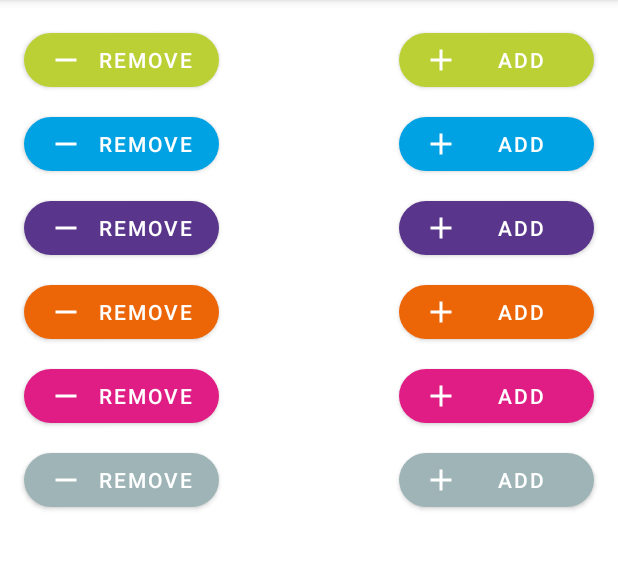
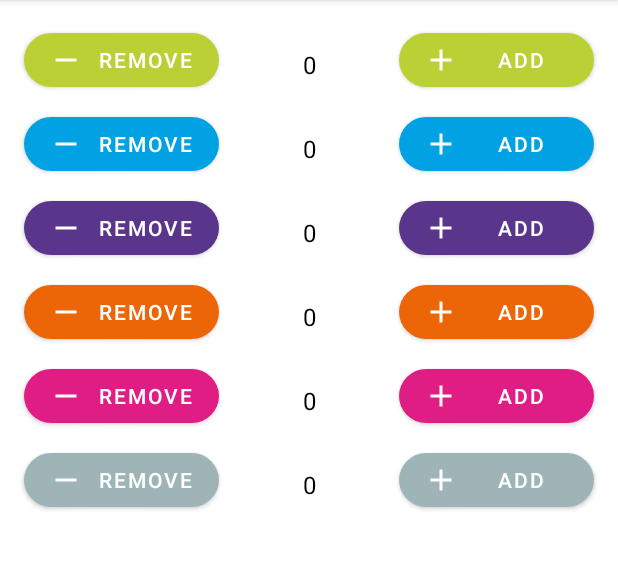
Before and after one commit to wrussell1999/yo-sushi-price-calculator, an Android app: the screen it shows after launch (MainActivity), on a phone screen of 412 x 824 dp, the part 84-654 px from its top. Run offline under Robolectric (Android 15) with nearby library versions, the phone set to English and light mode, and no system bars.

Commit message:
Total views per color

```diff
--- a/app/src/main/res/layout/activity_main.xml
+++ b/app/src/main/res/layout/activity_main.xml
@@ -19,6 +19,7 @@
             android:paddingTop="16dp">
 
             <com.google.android.material.button.MaterialButton
+                android:id="@+id/green_left_button"
                 android:layout_width="130dp"
                 android:layout_height="wrap_content"
                 android:layout_marginStart="16dp"
@@ -28,7 +29,19 @@
                 app:backgroundTint="@color/green"
                 android:text="Remove"/>
 
+            <TextView
+                android:layout_width="wrap_content"
+                android:layout_height="wrap_content"
+                android:layout_marginTop="16dp"
+                android:gravity="center"
+                android:layout_toRightOf="@+id/green_left_button"
+                android:layout_toLeftOf="@id/green_right_button"
+                android:text="0"
+                android:textColor="@color/textColor"
+                android:textSize="16dp"/>
+
             <com.google.android.material.button.MaterialButton
+                android:id="@+id/green_right_button"
                 android:layout_width="130dp"
                 android:layout_height="wrap_content"
                 android:layout_marginEnd="16dp"
@@ -50,6 +63,7 @@
             android:paddingTop="8dp">
 
             <com.google.android.material.button.MaterialButton
+                android:id="@+id/blue_left_button"
                 android:layout_width="130dp"
                 android:layout_height="wrap_content"
                 android:layout_marginStart="16dp"
@@ -59,7 +73,19 @@
                 app:backgroundTint="@color/blue"
                 android:text="Remove"/>
 
+            <TextView
+                android:layout_width="wrap_content"
+                android:layout_height="wrap_content"
+                android:layout_marginTop="16dp"
+                android:gravity="center"
+                android:layout_toRightOf="@+id/blue_left_button"
+                android:layout_toLeftOf="@id/blue_right_button"
+                android:text="0"
+                android:textColor="@color/textColor"
+                android:textSize="16dp"/>
+
             <com.google.android.material.button.MaterialButton
+                android:id="@+id/blue_right_button"
                 android:layout_width="130dp"
                 android:layout_height="wrap_content"
                 android:layout_marginEnd="16dp"
@@ -80,6 +106,7 @@
             android:paddingTop="8dp">
 
             <com.google.android.material.button.MaterialButton
+                android:id="@+id/purple_left_button"
                 android:layout_width="130dp"
                 android:layout_height="wrap_content"
                 android:layout_marginStart="16dp"
@@ -89,7 +116,19 @@
                 app:backgroundTint="@color/purple"
                 android:text="Remove"/>
 
+            <TextView
+                android:layout_width="wrap_content"
+                android:layout_height="wrap_content"
+                android:layout_marginTop="16dp"
+                android:gravity="center"
+                android:layout_toRightOf="@+id/purple_left_button"
+                android:layout_toLeftOf="@id/purple_right_button"
+                android:text="0"
+                android:textColor="@color/textColor"
+                android:textSize="16dp"/>
+
             <com.google.android.material.button.MaterialButton
+                android:id="@+id/purple_right_button"
                 android:layout_width="130dp"
                 android:layout_height="wrap_content"
                 android:layout_marginEnd="16dp"
@@ -110,6 +149,7 @@
             android:paddingTop="8dp">
 
             <com.google.android.material.button.MaterialButton
+                android:id="@+id/orange_left_button"
                 android:layout_width="130dp"
                 android:layout_height="wrap_content"
                 android:layout_marginStart="16dp"
@@ -119,7 +159,19 @@
                 app:backgroundTint="@color/orange"
                 android:text="Remove"/>
 
+            <TextView
+                android:layout_width="wrap_content"
+                android:layout_height="wrap_content"
+                android:layout_marginTop="16dp"
+                android:gravity="center"
+                android:layout_toRightOf="@+id/orange_left_button"
+                android:layout_toLeftOf="@id/orange_right_button"
+                android:text="0"
+                android:textColor="@color/textColor"
+                android:textSize="16dp"/>
+
             <com.google.android.material.button.MaterialButton
+                android:id="@+id/orange_right_button"
                 android:layout_width="130dp"
                 android:layout_height="wrap_content"
                 android:layout_marginEnd="16dp"
@@ -140,6 +192,7 @@
             android:paddingTop="8dp">
 
             <com.google.android.material.button.MaterialButton
+                android:id="@+id/pink_left_button"
                 android:layout_width="130dp"
                 android:layout_height="wrap_content"
                 android:layout_marginStart="16dp"
@@ -149,7 +202,19 @@
                 app:backgroundTint="@color/pink"
                 android:text="Remove"/>
 
+            <TextView
+                android:layout_width="wrap_content"
+                android:layout_height="wrap_content"
+                android:layout_marginTop="16dp"
+                android:gravity="center"
+                android:layout_toRightOf="@+id/pink_left_button"
+                android:layout_toLeftOf="@id/pink_right_button"
+                android:text="0"
+                android:textColor="@color/textColor"
+                android:textSize="16dp"/>
+
             <com.google.android.material.button.MaterialButton
+                android:id="@+id/pink_right_button"
                 android:layout_width="130dp"
                 android:layout_height="wrap_content"
                 android:layout_marginEnd="16dp"
@@ -170,6 +235,7 @@
             android:paddingTop="8dp">
 
             <com.google.android.material.button.MaterialButton
+                android:id="@+id/grey_left_button"
                 android:layout_width="130dp"
                 android:layout_height="wrap_content"
                 android:layout_marginStart="16dp"
@@ -179,7 +245,19 @@
                 app:backgroundTint="@color/grey"
                 android:text="Remove"/>
 
+            <TextView
+                android:layout_width="wrap_content"
+                android:layout_height="wrap_content"
+                android:layout_marginTop="16dp"
+                android:gravity="center"
+                android:layout_toRightOf="@+id/grey_left_button"
+                android:layout_toLeftOf="@id/grey_right_button"
+                android:text="0"
+                android:textColor="@color/textColor"
+                android:textSize="16dp"/>
+
             <com.google.android.material.button.MaterialButton
+                android:id="@+id/grey_right_button"
                 android:layout_width="130dp"
                 android:layout_height="wrap_content"
                 android:layout_marginEnd="16dp"
--- a/app/src/main/res/values/colors.xml
+++ b/app/src/main/res/values/colors.xml
@@ -4,6 +4,7 @@
     <color name="colorPrimaryDark">#ad0000</color>
     <color name="colorAccent">#E73F0C</color>
     <color name="textOnPrimaryColor">#FFFFFF</color>
+    <color name="textColor">#000000</color>
 
     <!-- Plates -->
     <color name="green">#bbd034</color>
```
